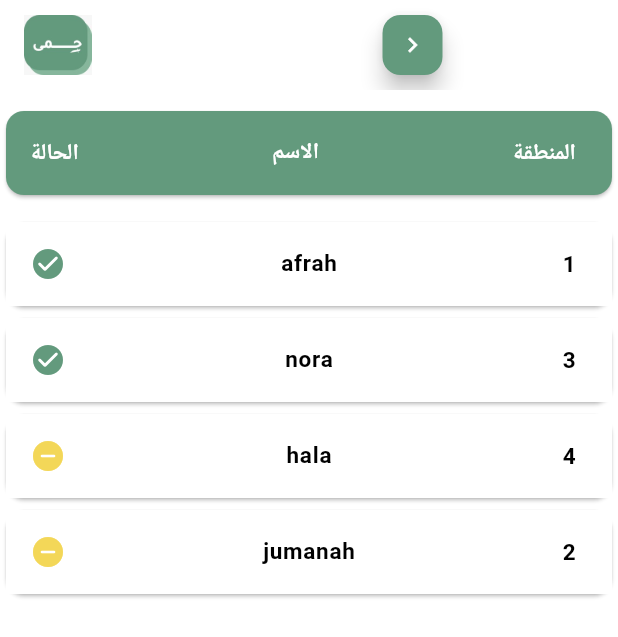
After one commit to HalaAlshokri/Hima-Front-End, a Flutter app: the screen it shows after launch, after a tap on the "people" icon, on a phone screen of 412 x 824 dp. The commit adds this screen. Shown: the top 637 px of the screen. Run offline on Flutter 3.47's test engine with Material 2 defaults, Android fonts, the phone set to English and light mode, and no system bars; our stand-ins replace cloud_firestore, firebase_auth, firebase_core, fluttertoast; missing offline and left inert: flutter_session_manager; accounts and stored records are empty.

Commit message:
offecerList and redistribution updates

```diff
--- /dev/null
+++ b/lib/pages/officerList.dart
@@ -0,0 +1,173 @@
+import 'package:cloud_firestore/cloud_firestore.dart';
+import 'package:flutter/material.dart';
+import 'package:hima_front_end/pages/supervisor-home.dart';
+
+class OfficerList extends StatefulWidget {
+  @override
+  _OfficerListState createState() => _OfficerListState();
+}
+
+class _OfficerListState extends State<OfficerList> {
+  //officers information in list
+  List<String> name = ['afrah', 'nora', 'hala', 'jumanah'];
+  List<String> status = ['Available', 'Available', 'not', 'not'];
+  List<int> location = [1, 3, 4, 2];
+
+  //retreiving officers info
+  Future<void> officersInfo() async {
+    final QuerySnapshot<Map<String, dynamic>> snapshot =
+        await FirebaseFirestore.instance.collection("users").get();
+    for (QueryDocumentSnapshot<Map<String, dynamic>> doc in snapshot.docs) {
+      if (doc.data()['role'] == 'officer') {
+        name.add(doc.data()['name']);
+        print(doc.data()['name']);
+
+        status.add(doc.data()['oStatus']);
+        print(doc.data()['oStatus']);
+
+        location.add(doc.data()['oLocation']);
+        print(doc.data()['oLocation'].toString());
+      }
+    }
+    //await Future.delayed(const Duration(seconds: 3), () {});
+  }
+
+  @override
+  Widget build(BuildContext context) {
+    return Scaffold(
+      backgroundColor: const Color.fromARGB(255, 255, 255, 255),
+      appBar: AppBar(
+        toolbarHeight: 60, //appbar height
+        //padding method necessary to push logo to right
+        title: Row(children: [
+          Image.asset(
+            'assets/images/Hima_logo.jpg',
+            height: 45,
+            width: 45,
+          ),
+          const SizedBox(
+            width: 190,
+          ),
+          FloatingActionButton(
+            mini: true,
+            onPressed: () async {
+              Navigator.pushReplacement(
+                  context,
+                  MaterialPageRoute(
+                      builder: (context) => const SupervisorHomepage()));
+            },
+            backgroundColor: const Color.fromARGB(255, 99, 154, 125),
+            child: const Icon(Icons.keyboard_arrow_right,
+                size: 20, color: Colors.white),
+          ),
+        ]),
+        backgroundColor: const Color.fromARGB(
+            255, 255, 255, 255), //appbar color is transparent
+        elevation: 0.0, //remove appbar shadow
+      ),
+      body: SingleChildScrollView(
+        child: Container(
+          padding: const EdgeInsets.only(top: 10),
+          color: Colors.white,
+          alignment: Alignment.center,
+          child: Column(children: [
+            Card(
+              color: const Color.fromARGB(255, 99, 154, 125),
+              child: ListTile(
+                trailing: fixedTextWhite('المنطقة'),
+                leading: fixedTextWhite('الحالة'),
+                titleAlignment: ListTileTitleAlignment.center,
+                title: Container(
+                  alignment: Alignment.center,
+                  child: fixedTextWhite('الاسم'),
+                ),
+              ),
+            ),
+            const SizedBox(
+              height: 10,
+            ),
+            FutureBuilder(
+              future: officersInfo(),
+              builder: (BuildContext context, AsyncSnapshot snapshot) {
+                if (snapshot.connectionState == ConnectionState.waiting) {
+                  return const CircularProgressIndicator(
+                    color: Color(0xFFF3D758),
+                    strokeWidth: 6,
+                  );
+                } else if (snapshot.hasError) {
+                  return Text('Error: ${snapshot.error}');
+                } else {
+                  return SizedBox(
+                    //size of the outer box list
+                    height: 500,
+                    //width: 280,
+                    //list view builder
+                    child: CustomScrollView(
+                      slivers: <Widget>[
+                        SliverList(
+                          delegate: SliverChildBuilderDelegate(
+                            childCount: name.length,
+                            (BuildContext context, int index) {
+                              return Card(
+                                child: ListTile(
+                                  tileColor: Colors.white,
+                                  trailing: fixedTextBlack(
+                                      location[index].toString()),
+                                  leading: icontest(status, index),
+                                  titleAlignment: ListTileTitleAlignment.center,
+                                  title: Center(
+                                    child: fixedTextBlack(name[index]),
+                                  ),
+                                ),
+                              );
+                            },
+                          ),
+                        ),
+                      ],
+                    ),
+                  );
+                }
+              },
+            ),
+          ]),
+        ),
+      ),
+    );
+  }
+
+  Widget fixedTextWhite(String word) {
+    return Text(
+      word,
+      style: const TextStyle(
+        fontSize: 15,
+        fontWeight: FontWeight.bold,
+        color: Color.fromARGB(255, 255, 255, 255),
+      ),
+    );
+  }
+
+  Widget fixedTextBlack(String word) {
+    return Text(
+      word,
+      style: const TextStyle(
+        fontSize: 15,
+        fontWeight: FontWeight.bold,
+        color: Color.fromARGB(255, 0, 0, 0),
+      ),
+    );
+  }
+
+  Widget icontest(List<String> status, int index) {
+    if (status[index] == 'Available') {
+      return const Icon(
+        Icons.check_circle_rounded,
+        color: Color.fromARGB(255, 99, 154, 125),
+      );
+    } else {
+      return const Icon(
+        Icons.do_not_disturb_on_rounded,
+        color: Color(0xFFF3D758),
+      );
+    }
+  }
+}
--- a/lib/pages/supervisor-home.dart
+++ b/lib/pages/supervisor-home.dart
@@ -2,6 +2,7 @@ import 'package:cloud_firestore/cloud_firestore.dart';
 import 'package:firebase_auth/firebase_auth.dart';
 import 'package:flutter/material.dart';
 import 'package:flutter_session_manager/flutter_session_manager.dart';
+import 'package:hima_front_end/pages/officerList.dart';
 //import 'package:flutter_spinkit/flutter_spinkit.dart';
 import 'package:hima_front_end/pages/signin_auth.dart';
 
@@ -97,8 +98,8 @@ class SupervisorState extends State<SupervisorHomepage> {
         elevation: 0.0, //remove appbar shadow
       ),
       //wrapped scaffold body with container to control alignment
-      body: SingleChildScrollView(
-        child: Container(
+      body: Container(
+        height: 600,
         padding: const EdgeInsets.only(top: 10),
         color: Colors.white,
         alignment: Alignment.center,
@@ -148,8 +149,8 @@ class SupervisorState extends State<SupervisorHomepage> {
                                   color:
                                       const Color.fromARGB(255, 99, 154, 125),
                                   width: 1.0),
-                                borderRadius: const BorderRadius.all(
-                                    Radius.circular(6.0)),
+                              borderRadius:
+                                  const BorderRadius.all(Radius.circular(6.0)),
                               color: const Color.fromARGB(255, 99, 154, 125),
                             ),
                             height: 32,
@@ -176,6 +177,7 @@ class SupervisorState extends State<SupervisorHomepage> {
               child: Row(
                 mainAxisAlignment: MainAxisAlignment.center,
                 children: [
+                  const SizedBox(width: 40),
                   SizedBox(
                     height: 25,
                     width: 85,
@@ -189,21 +191,19 @@ class SupervisorState extends State<SupervisorHomepage> {
                       style: ElevatedButton.styleFrom(
                           backgroundColor: Colors.transparent),
                       child: Text('اضغط هنا',
-                            style: TextStyle(
-                                shadows: [
+                          style: TextStyle(shadows: [
                             Shadow(
                               blurRadius: 5.0,
                               // color of the shadow
                               color: Colors.black.withOpacity(0.5),
                               offset: const Offset(0, 2),
                             ),
-                                ],
-                                color: Colors.grey,
-                                fontWeight: FontWeight.bold)),
+                          ], color: Colors.grey, fontWeight: FontWeight.bold)),
                     ),
                   ),
                   const SizedBox(width: 10),
-                    Text("تقسيم جديد؟",
+                  Text(
+                    "تقسيم جديد؟",
                     style: TextStyle(
                       shadows: [
                         Shadow(
@@ -215,13 +215,26 @@ class SupervisorState extends State<SupervisorHomepage> {
                       ],
                       fontWeight: FontWeight.bold,
                       color: const Color.fromARGB(255, 99, 154, 125),
-                        )),
+                    ),
+                  ),
+                  const SizedBox(width: 20),
+                  FloatingActionButton(
+                    mini: true,
+                    onPressed: () async {
+                      Navigator.pushReplacement(
+                          context,
+                          MaterialPageRoute(
+                              builder: (context) => OfficerList()));
+                    },
+                    backgroundColor: const Color.fromARGB(255, 99, 154, 125),
+                    child: const Icon(Icons.people_rounded,
+                        size: 20, color: Colors.white),
+                  ),
                 ],
               ),
             ),
             const SizedBox(height: 50),
           ],
-          ),
         ),
       ),
     );
```
Also changed, not shown: lib/pages/redistribution.dart (+238 -181 lines). Lines whose indentation alone changed are shown as unchanged.
